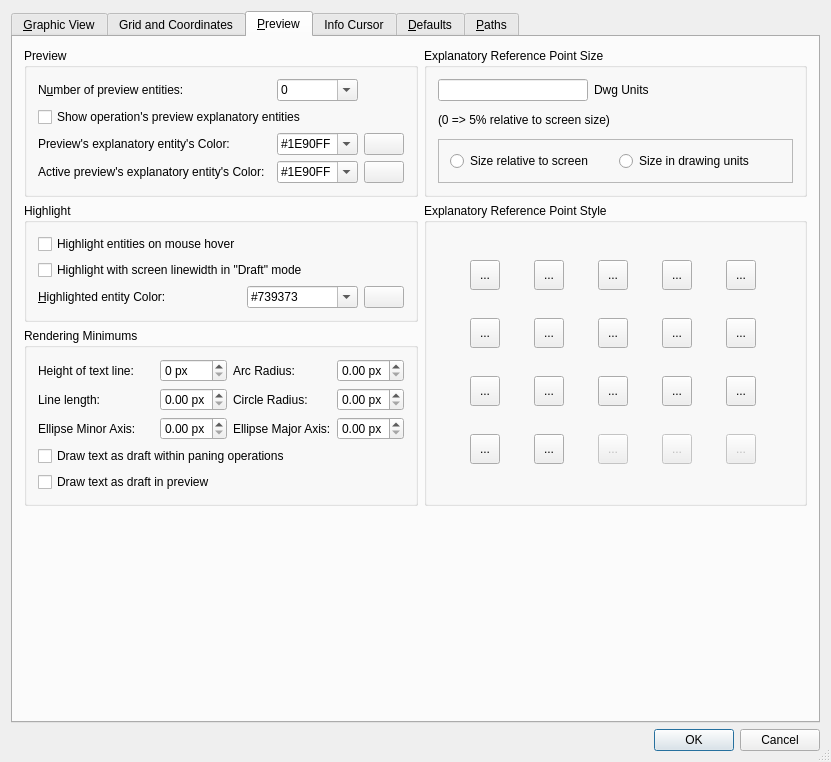
LibreCAD/LibreCAD, file librecad/src/ui/dialogs/settings/options_general/qg_dlgoptionsgeneral.ui: the form before one commit.
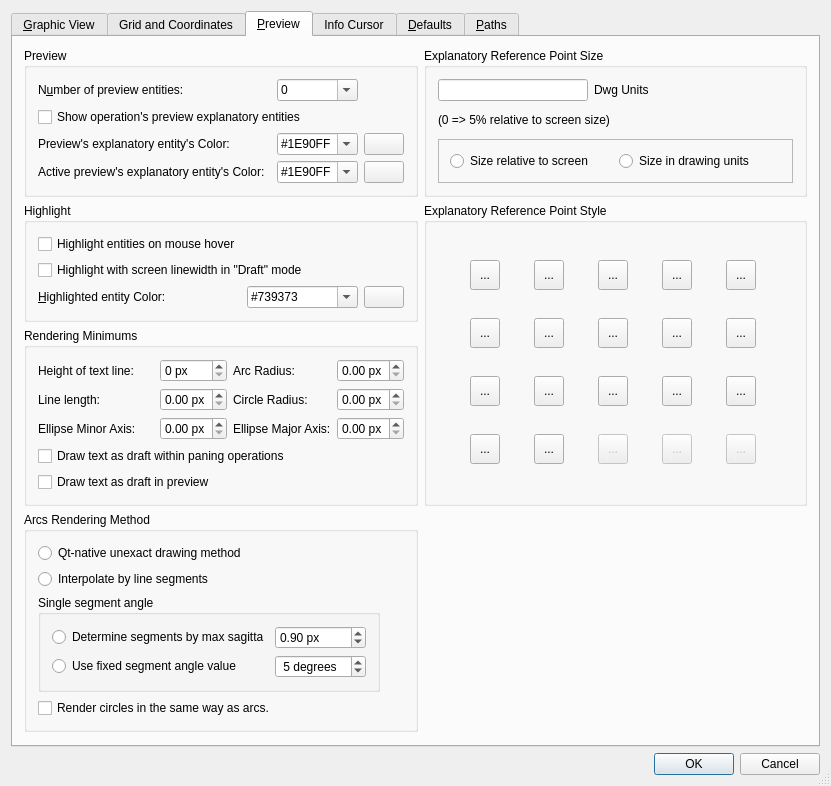
The form after the commit. The open tabs and pages were chosen to show the change. Icons and pictures are not drawn. Custom widgets are drawn as their Qt base class.

Commit message: interpolated arc/circle/polyline render mode, ui and settings for it

```diff
--- a/librecad/src/ui/dialogs/settings/options_general/qg_dlgoptionsgeneral.ui
+++ b/librecad/src/ui/dialogs/settings/options_general/qg_dlgoptionsgeneral.ui
@@ -6,7 +6,7 @@
    <rect>
     <x>0</x>
     <y>0</y>
-    <width>753</width>
+    <width>768</width>
     <height>746</height>
    </rect>
   </property>
@@ -3718,6 +3718,118 @@
          </property>
         </spacer>
        </item>
+       <item row="3" column="0">
+        <widget class="QGroupBox" name="groupBox_22">
+         <property name="toolTip">
+          <string>Defines how arcs are rendered in UI. </string>
+         </property>
+         <property name="title">
+          <string>Arcs Rendering Method</string>
+         </property>
+         <layout class="QGridLayout" name="gridLayout_36">
+          <item row="1" column="0" colspan="2">
+           <widget class="QRadioButton" name="rbRenderArcInterpolate">
+            <property name="toolTip">
+             <string>If checked, archs are drawn using line segments interpolation.  This sliminates drawing artefacts near to endpoints, yet may result drawing of less smooth arcs. </string>
+            </property>
+            <property name="text">
+             <string>Interpolate by line segments</string>
+            </property>
+           </widget>
+          </item>
+          <item row="0" column="0" colspan="2">
+           <widget class="QRadioButton" name="rbRenderArcQT">
+            <property name="toolTip">
+             <string>If this method is selected, arcs are drawn using methods of QT library. While in some cases this method may be faster and produce smoother arcs, it is posible that unexact drawing with errors is performed in end points of arcs</string>
+            </property>
+            <property name="text">
+             <string>Qt-native unexact drawing method</string>
+            </property>
+           </widget>
+          </item>
+          <item row="2" column="0">
+           <widget class="QGroupBox" name="groupBox_23">
+            <property name="title">
+             <string>Single segment angle</string>
+            </property>
+            <layout class="QGridLayout" name="gridLayout_37">
+             <item row="0" column="0">
+              <widget class="QRadioButton" name="rbRenderArcMethodSagitta">
+               <property name="toolTip">
+                <string>If selected, the agble of the line interpolation segment is calculated to ensure that resulting sagitta (height of arc segment) is less than specified.</string>
+               </property>
+               <property name="text">
+                <string>Determine segments by max sagitta</string>
+               </property>
+              </widget>
+             </item>
+             <item row="1" column="0">
+              <widget class="QRadioButton" name="rbRenderArcMethodFixed">
+               <property name="toolTip">
+                <string>If selected, the fixed angle of line interpolation segment will be used. Smaller angle deliver more smooth arc yet is slower.</string>
+               </property>
+               <property name="text">
+                <string>Use fixed segment angle value</string>
+               </property>
+              </widget>
+             </item>
+             <item row="1" column="1">
+              <widget class="QSpinBox" name="sbRenderArcSegmentAngle">
+               <property name="suffix">
+                <string> degrees</string>
+               </property>
+               <property name="prefix">
+                <string> </string>
+               </property>
+               <property name="minimum">
+                <number>1</number>
+               </property>
+               <property name="maximum">
+                <number>30</number>
+               </property>
+               <property name="value">
+                <number>5</number>
+               </property>
+              </widget>
+             </item>
+             <item row="0" column="1">
+              <widget class="QDoubleSpinBox" name="sbRenderArcMaxSagitta">
+               <property name="toolTip">
+                <string>Maximal distance betwen arc and segment interpolation line</string>
+               </property>
+               <property name="suffix">
+                <string> px</string>
+               </property>
+               <property name="minimum">
+                <double>0.050000000000000</double>
+               </property>
+               <property name="maximum">
+                <double>20.000000000000000</double>
+               </property>
+               <property name="singleStep">
+                <double>0.050000000000000</double>
+               </property>
+               <property name="value">
+                <double>0.900000000000000</double>
+               </property>
+              </widget>
+             </item>
+            </layout>
+           </widget>
+          </item>
+          <item row="3" column="0">
+           <widget class="QCheckBox" name="rbRenderCirclesAsArcs">
+            <property name="toolTip">
+             <string>If selected, redering settings for arc will be applied also to circles.</string>
+            </property>
+            <property name="text">
+             <string>Render circles in the same way as arcs.</string>
+            </property>
+           </widget>
+          </item>
+         </layout>
+        </widget>
+       </item>
       </layout>
      </widget>
      <widget class="QWidget" name="tab">
```
Left out of the diff: 2 changed lines with no effect on the pictures. The commit also changes 7 other files.
